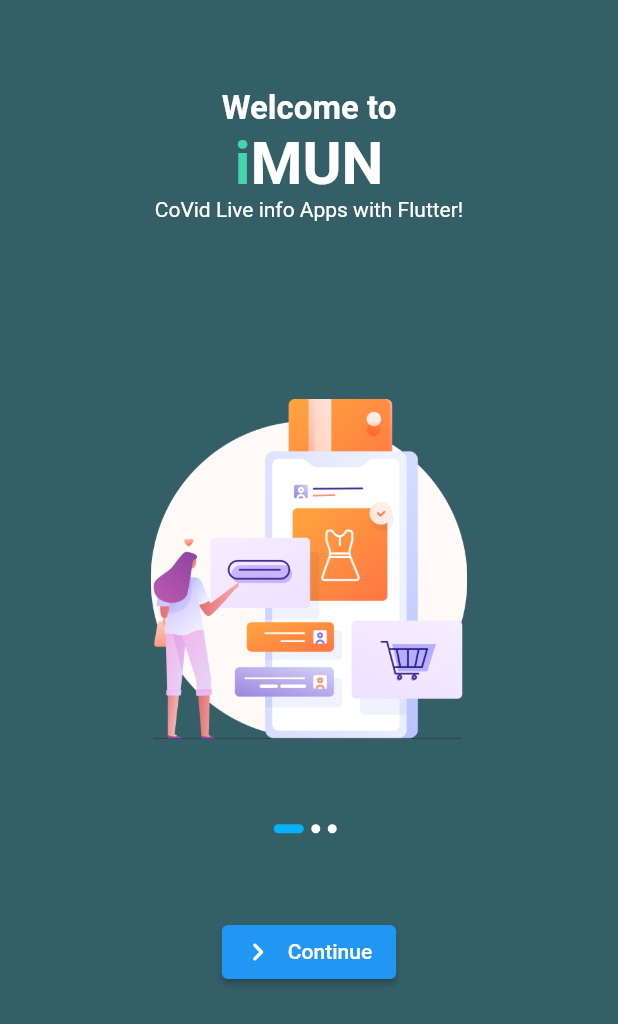
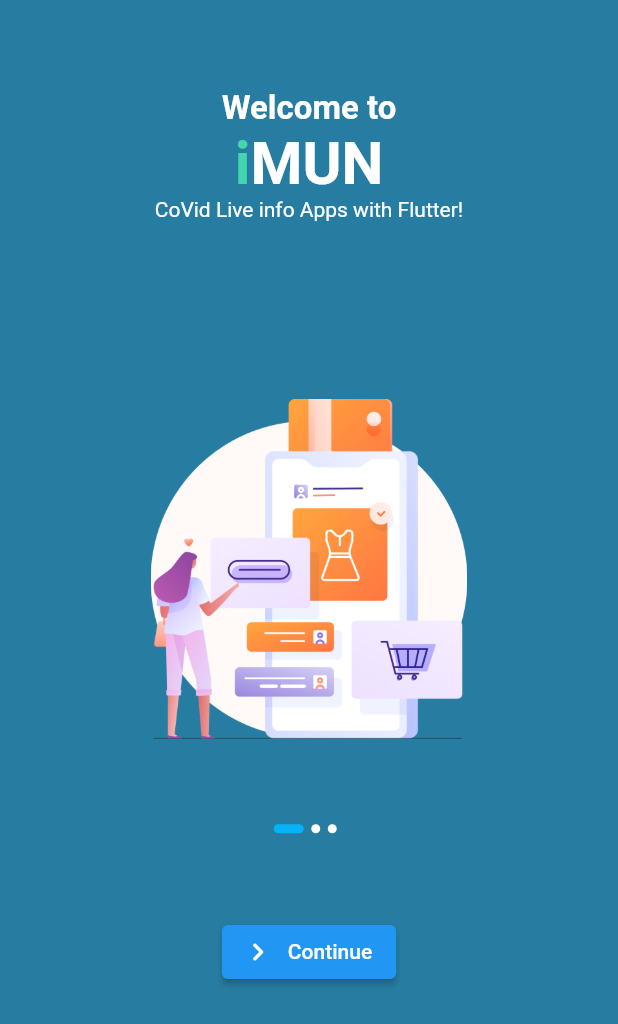
Before and after one commit to KAnggara75/Imun, a Flutter app: the screen it shows after launch, on a phone screen of 412 x 824 dp. Shown: the top 1024 px of the screen. Run offline on Flutter 3.47's test engine with Material 2 defaults, Android fonts, the phone set to English and light mode, and no system bars; our stand-ins replace curved_navigation_bar, lottie, shared_preferences; Roboto replaces fonts that are missing (Poppins); project files that could hold a hidden picture were left out.

Commit message:
update background color

```diff
--- a/lib/config/theme.dart
+++ b/lib/config/theme.dart
@@ -3,7 +3,7 @@
 
 ThemeData theme() {
   return ThemeData(
-    scaffoldBackgroundColor: Color.fromARGB(255, 53, 95, 103),
+    scaffoldBackgroundColor: Color.fromARGB(255, 39, 125, 161),
     fontFamily: "Poppins",
     appBarTheme: appBarTheme(),
     textTheme: textTheme(),
```
